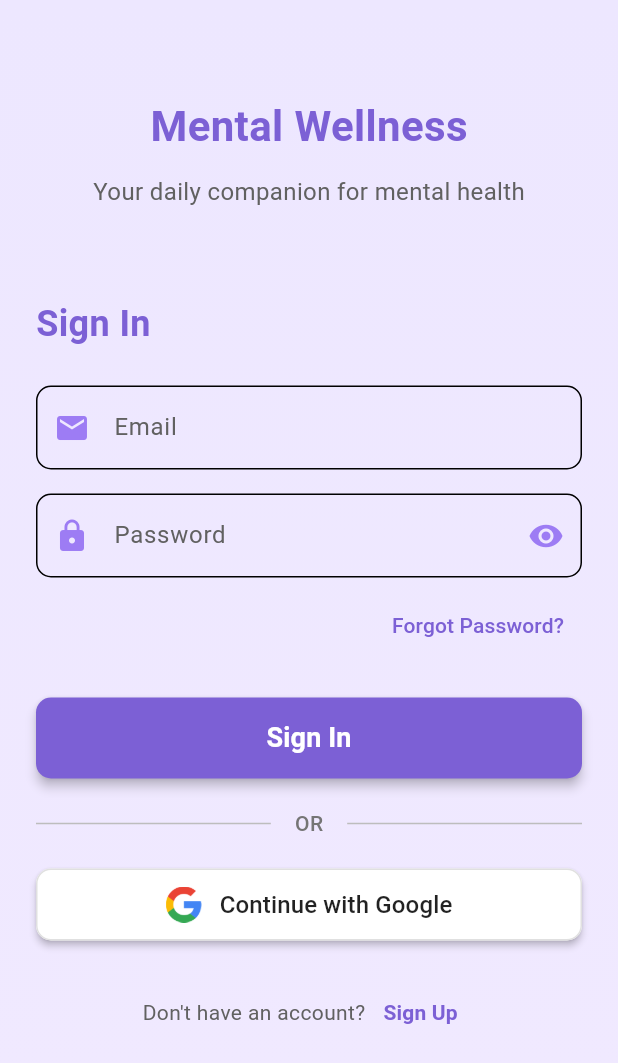
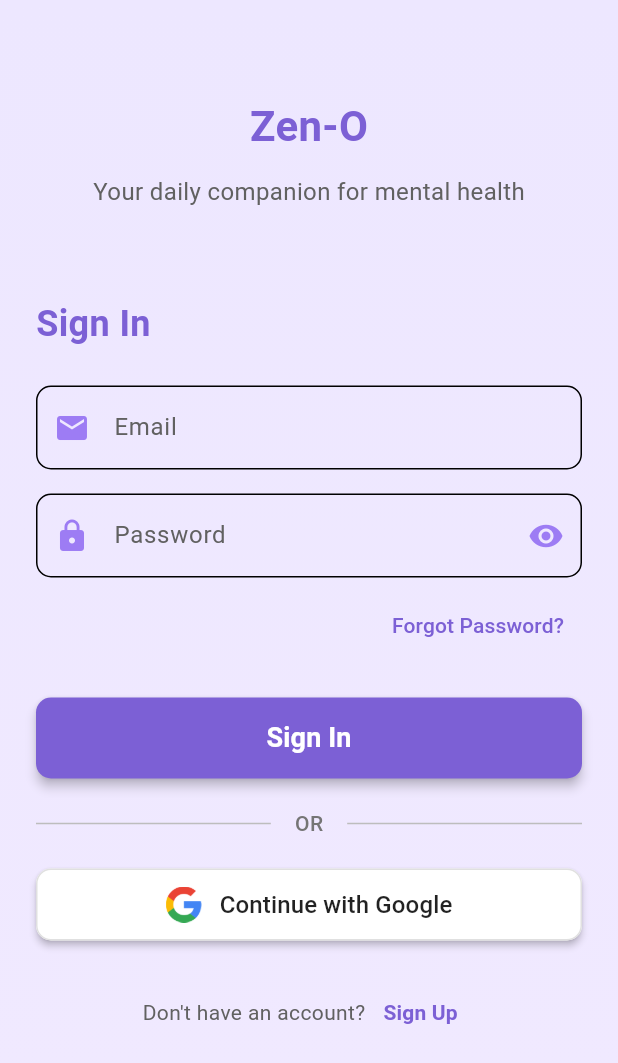
Before and after one commit to Namra-Imtiaz/mental_wellness_app, a Flutter app: the LoginPage screen opened directly, on a phone screen of 412 x 824 dp. Shown: the top 1063 px of the screen. Run offline on Flutter 3.47's test engine with Material 3 defaults, Android fonts, the phone set to English and light mode, and no system bars; our stand-ins replace audioplayers, chewie, cloud_firestore, device_info_plus, firebase_auth, firebase_core and 9 more; missing offline and left inert: dotted_dashed_line; accounts and stored records are empty; Roboto replaces fonts that are missing (Poppins).

```diff
--- a/lib/features/auth/login_page.dart
+++ b/lib/features/auth/login_page.dart
@@ -275,7 +275,7 @@ class _LoginPageState extends State<LoginPage> {
                     SizedBox(height: 40),
                     Center(
                       child: Text(
-                        'Mental Wellness',
+                        'Zen-O',
                         style: TextStyle(
                           fontSize: 28,
                           fontWeight: FontWeight.bold,
--- a/lib/features/auth/register_page.dart
+++ b/lib/features/auth/register_page.dart
@@ -255,7 +255,7 @@ class _RegisterPageState extends State<RegisterPage> {
                     SizedBox(height: 30),
                     Center(
                       child: Text(
-                        'Mental Wellness',
+                        'Zen-O',
                         style: TextStyle(
                           fontSize: 28,
                           fontWeight: FontWeight.bold,
```
